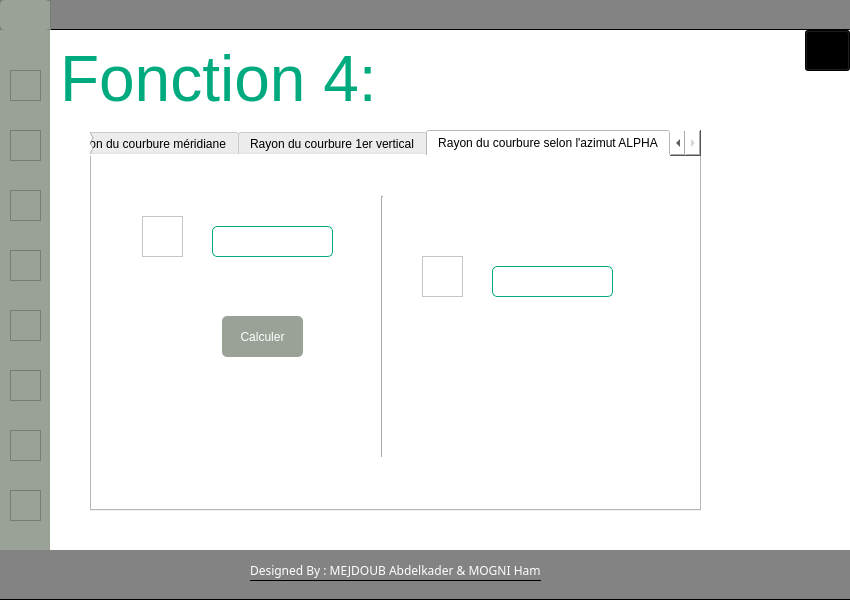
Before: the Qt Designer form main_window.ui in hamzamogni/geodesy, drawn with Qt 5.
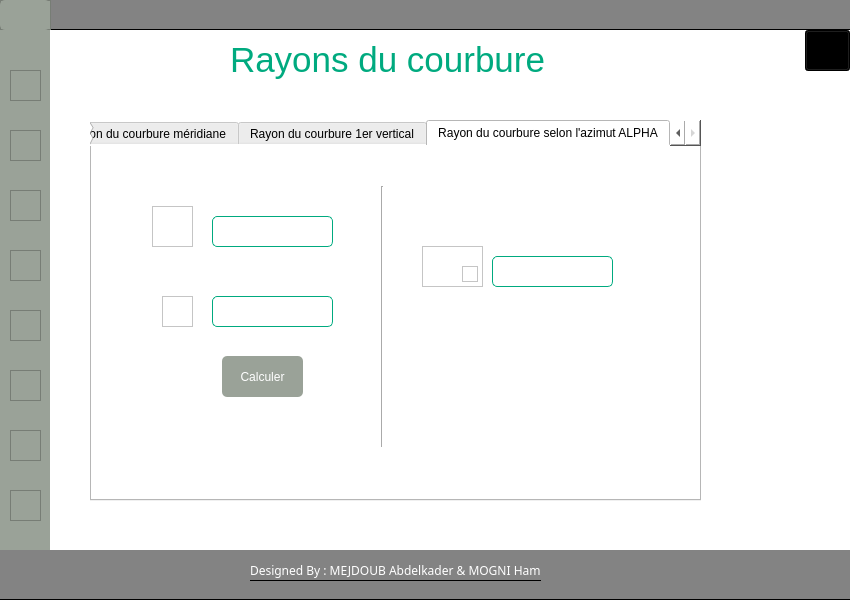
After: the same form once the commit is applied. The open tabs and pages were chosen to show the change. Icons and pictures are not drawn.

The edit to the form file:
```diff
--- a/main_window.ui
+++ b/main_window.ui
@@ -1365,21 +1365,21 @@
            <widget class="QLabel" name="titlef4">
             <property name="geometry">
              <rect>
-              <x>10</x>
+              <x>180</x>
               <y>10</y>
               <width>331</width>
-              <height>81</height>
+              <height>41</height>
              </rect>
             </property>
             <property name="text">
-             <string>&lt;html&gt;&lt;head/&gt;&lt;body&gt;&lt;p&gt;&lt;span style=&quot; font-size:48pt; color:#00aa7f;&quot;&gt;Fonction 4:&lt;/span&gt;&lt;/p&gt;&lt;/body&gt;&lt;/html&gt;</string>
+             <string>&lt;html&gt;&lt;head/&gt;&lt;body&gt;&lt;p&gt;&lt;span style=&quot; font-size:26pt; color:#00aa7f;&quot;&gt;Rayons du courbure&lt;/span&gt;&lt;/p&gt;&lt;/body&gt;&lt;/html&gt;</string>
             </property>
            </widget>
            <widget class="QTabWidget" name="tabWidget">
             <property name="geometry">
              <rect>
               <x>40</x>
-              <y>100</y>
+              <y>90</y>
               <width>611</width>
               <height>381</height>
              </rect>
@@ -1603,7 +1603,7 @@
               <property name="geometry">
                <rect>
                 <x>130</x>
-                <y>160</y>
+                <y>210</y>
                 <width>81</width>
                 <height>41</height>
                </rect>
@@ -1653,7 +1653,7 @@
              <widget class="QFrame" name="frame_30">
               <property name="geometry">
                <rect>
-                <x>50</x>
+                <x>60</x>
                 <y>60</y>
                 <width>41</width>
                 <height>41</height>
@@ -1669,26 +1669,7 @@
                <enum>QFrame::Raised</enum>
               </property>
              </widget>
-             <widget class="QFrame" name="frame_33">
-              <property name="geometry">
-               <rect>
-                <x>330</x>
-                <y>100</y>
-                <width>41</width>
-                <height>41</height>
-               </rect>
-              </property>
-              <property name="styleSheet">
-               <string notr="true">image: url(:/buttons/phi.png);</string>
-              </property>
-              <property name="frameShape">
-               <enum>QFrame::StyledPanel</enum>
-              </property>
-              <property name="frameShadow">
-               <enum>QFrame::Raised</enum>
-              </property>
-             </widget>
-             <widget class="QLineEdit" name="lineEdit_22">
+             <widget class="QLineEdit" name="fct4_ralpha">
               <property name="geometry">
                <rect>
                 <x>400</x>
@@ -1698,6 +1679,74 @@
                </rect>
               </property>
              </widget>
+             <widget class="QFrame" name="frame_5">
+              <property name="geometry">
+               <rect>
+                <x>330</x>
+                <y>100</y>
+                <width>61</width>
+                <height>41</height>
+               </rect>
+              </property>
+              <property name="styleSheet">
+               <string notr="true">image: url(:/buttons/R.png);</string>
+              </property>
+              <property name="frameShape">
+               <enum>QFrame::StyledPanel</enum>
+              </property>
+              <property name="frameShadow">
+               <enum>QFrame::Raised</enum>
+              </property>
+              <widget class="QFrame" name="frame_33">
+               <property name="geometry">
+                <rect>
+                 <x>40</x>
+                 <y>20</y>
+                 <width>16</width>
+                 <height>16</height>
+                </rect>
+               </property>
+               <property name="styleSheet">
+                <string notr="true">image: url(:/buttons/R.png);
+image: url(:/buttons/alpha.png);</string>
+               </property>
+               <property name="frameShape">
+                <enum>QFrame::StyledPanel</enum>
+               </property>
+               <property name="frameShadow">
+                <enum>QFrame::Raised</enum>
+               </property>
+              </widget>
+             </widget>
+             <widget class="QFrame" name="frame_31">
+              <property name="geometry">
+               <rect>
+                <x>70</x>
+                <y>150</y>
+                <width>31</width>
+                <height>31</height>
+               </rect>
+              </property>
+              <property name="styleSheet">
+               <string notr="true">image: url(:/buttons/alpha.png);</string>
+              </property>
+              <property name="frameShape">
+               <enum>QFrame::StyledPanel</enum>
+              </property>
+              <property name="frameShadow">
+               <enum>QFrame::Raised</enum>
+              </property>
+             </widget>
+             <widget class="QLineEdit" name="fct4_alpha">
+              <property name="geometry">
+               <rect>
+                <x>120</x>
+                <y>150</y>
+                <width>121</width>
+                <height>31</height>
+               </rect>
+              </property>
+             </widget>
             </widget>
            </widget>
           </widget>
```
Left out of the diff: 34 changed lines with no effect on the pictures.
